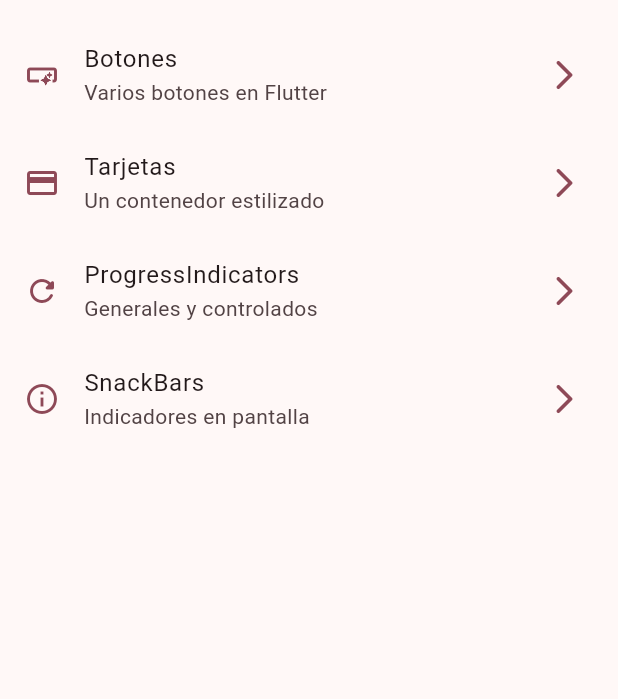
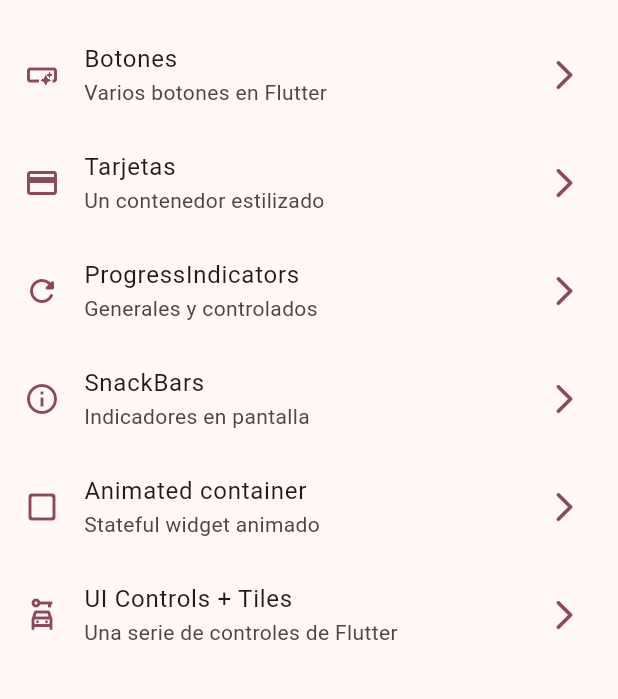
Before and after one commit to EmirMaya/widgets_app, a Flutter app: the screen it shows after launch, on a phone screen of 412 x 824 dp, the part 63-762 px from its top. Run offline on Flutter 3.47's test engine with Material 3 defaults, Android fonts, the phone set to English and light mode, and no system bars; our stand-ins replace go_router.

Commit message:
animated widgets, ui

```diff
--- a/lib/config/menu/menu_items.dart
+++ b/lib/config/menu/menu_items.dart
@@ -34,4 +34,14 @@ const appMenuItems = <MenuItem>[
       subTitle: 'Indicadores en pantalla',
       link: '/snackbars',
       icon: Icons.info_outline),
+  MenuItem(
+      title: 'Animated container',
+      subTitle: 'Stateful widget animado',
+      link: '/animated',
+      icon: Icons.check_box_outline_blank_rounded),
+  MenuItem(
+      title: 'UI Controls + Tiles',
+      subTitle: 'Una serie de controles de Flutter',
+      link: '/ui-controls',
+      icon: Icons.car_rental_outlined),
 ];
--- a/lib/config/router/app_router.dart
+++ b/lib/config/router/app_router.dart
@@ -25,10 +25,20 @@ final appRouter = GoRouter(
       name: ProgressScreen.name,
       builder: (context, state) => const ProgressScreen(),
     ),
-      GoRoute(
+    GoRoute(
       path: '/snackbars',
       name: SnackbarScreen.name,
       builder: (context, state) => const SnackbarScreen(),
     ),
+    GoRoute(
+      path: '/animated',
+      name: AnimatedScreen.name,
+      builder: (context, state) => const AnimatedScreen(),
+    ),
+    GoRoute(
+      path: '/ui-controls',
+      name: UiControlsScreen.name,
+      builder: (context, state) => const UiControlsScreen(),
+    ),
   ],
 );
```
Also changed, not shown: lib/presentation/screens/animated/animated_screen.dart (+57 -2 lines), lib/presentation/screens/ui_controls/ui_controls_screen.dart (+31 -1 lines).
